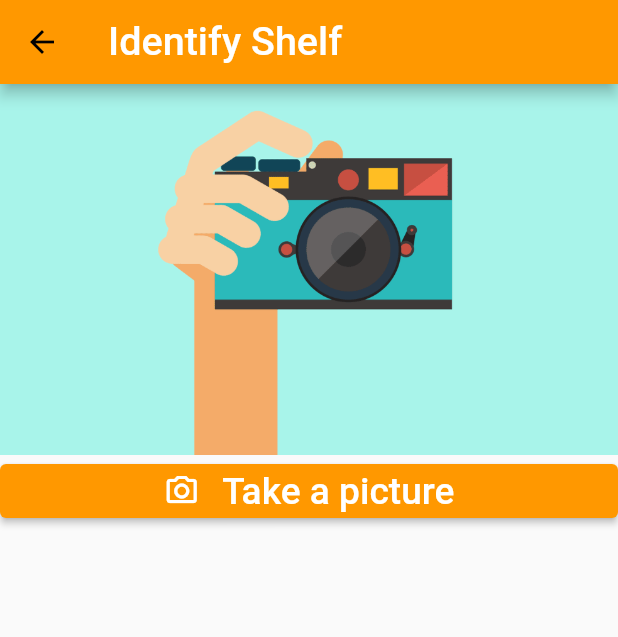
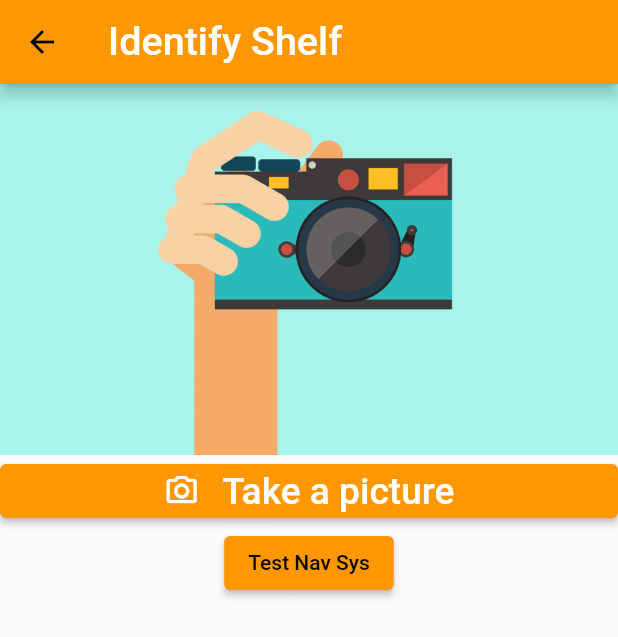
Before and after one commit to dasaGamesStudio/shop-ml, a Flutter app: the TakeShelfImage screen opened directly, on a phone screen of 412 x 824 dp. Shown: the top 637 px of the screen. Run offline on Flutter 3.47's test engine with Material 2 defaults, Android fonts, the phone set to English and light mode, and no system bars; our stand-ins replace camera, cloud_firestore, firebase_auth, firebase_core, firebase_database, flutter_slidable and 4 more; accounts and stored records are empty.

Commit message:
implementing Navigation System (p1)

```diff
--- /dev/null
+++ b/lib/navigationSystem/waypoint_model.dart
@@ -0,0 +1,38 @@
+import 'package:flutter/rendering.dart';
+
+class WNode{
+  String name;
+  Size? pixelPos;
+  double avoidance;
+  String? assignShelfID;
+  String? assignSectionID;
+  WNode? parentNode;
+  List<ConnectedWNode>? connectedNodes;
+
+  WNode({
+    required this.name,
+    this.pixelPos,
+    this.assignSectionID,
+    this.assignShelfID,
+    this.parentNode,
+    this.avoidance = 0,
+    this.connectedNodes,
+});
+}
+
+class ConnectedWNode{
+  WNode Node;
+  double distance;
+
+  ConnectedWNode({
+    required this.Node,
+    required this.distance,
+  });
+}
+
+class Path{
+  double score;
+  List<WNode> nodes;
+
+  Path({this.score = 0, required this.nodes});
+}
--- a/lib/pages/cart_list_page.dart
+++ b/lib/pages/cart_list_page.dart
@@ -6,6 +6,8 @@ import 'package:markethelper/components/autocomplete.dart';
 import 'package:markethelper/components/shoplistcard.dart';
 import 'package:markethelper/models/cart_item_model.dart';
 import 'package:markethelper/models/item_model.dart';
+import 'package:markethelper/navigationSystem/navalgo.dart';
+import 'package:markethelper/navigationSystem/navpoints.dart';
 import 'package:markethelper/pages/take_shelf_image.dart';
 import 'package:markethelper/services/authservice.dart';
 
@@ -117,7 +119,6 @@ class _CartPageState extends State<CartPage> {
             SizedBox(
               height: paddingVal * 1.5,
             ),
-            // ElevatedButton(onPressed: ()=> AddUserCartToServer(itemsInCart), child: Text("Hi")),
             Expanded(
               child: StreamBuilder(
                   stream: FirebaseFirestore.instance
--- a/lib/pages/take_shelf_image.dart
+++ b/lib/pages/take_shelf_image.dart
@@ -6,6 +6,9 @@ import 'package:flutter/material.dart';
 import 'package:image_picker/image_picker.dart';
 import 'package:http/http.dart' as http;
 import 'package:http_parser/http_parser.dart';
+
+import '../navigationSystem/navalgo.dart';
+import '../navigationSystem/navpoints.dart';
 
 class TakeShelfImage extends StatefulWidget {
   const TakeShelfImage({Key? key}) : super(key: key);
@@ -168,9 +171,10 @@ class _TakeShelfImageState extends State<TakeShelfImage> {
                           ),
                         ],
                       ),
-                    )
+                    ),
                   ],
                 ),
+              ElevatedButton(onPressed: ()=> NavSys.FindPath(WaypointNode.n1, WaypointNode.n2), child: Text("Test Nav Sys")),
             ],
           ),
         ));
```
Also changed, not shown: lib/navigationSystem/navalgo.dart (added, +22 -0 lines), lib/navigationSystem/navpoints.dart (added, +56 -0 lines).
